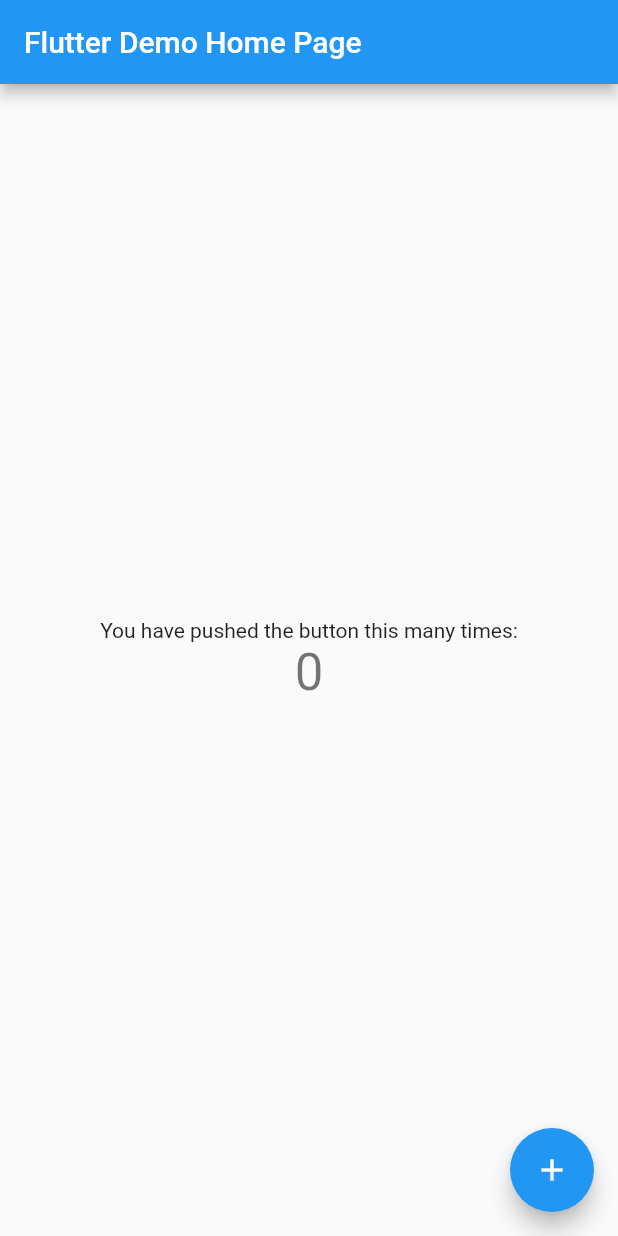
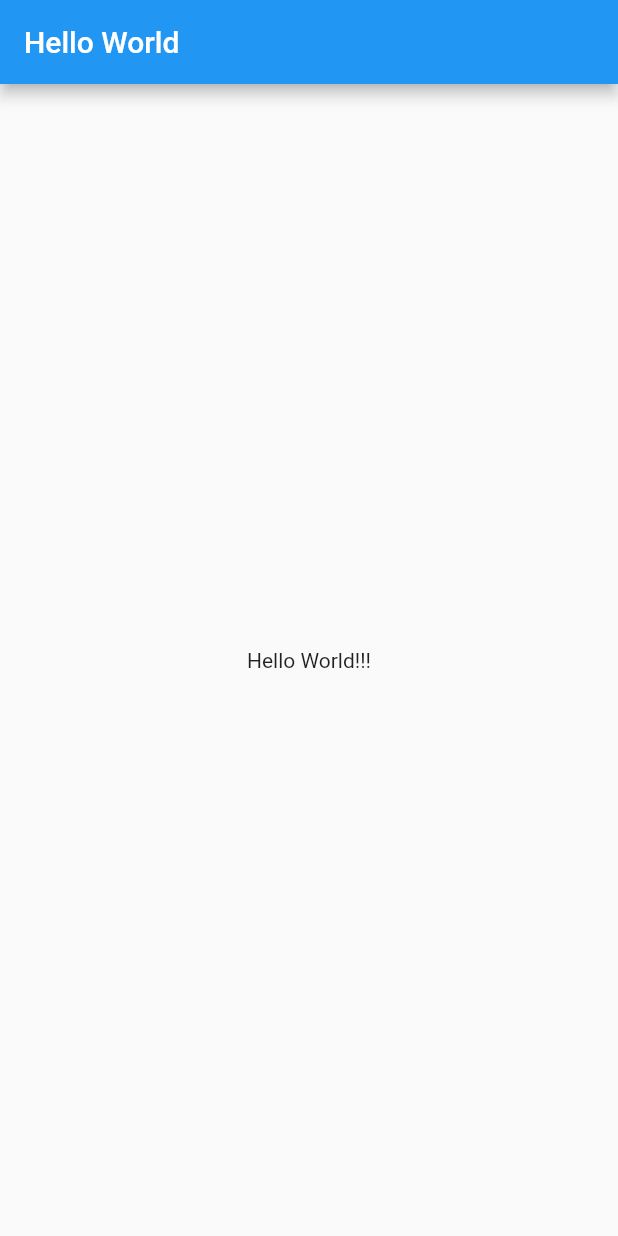
Before and after one commit to cristianoWarmling/flutter-skeleton, a Flutter app: the screen it shows after launch, on a phone screen of 412 x 824 dp. Run offline on Flutter 3.47's test engine with Material 2 defaults, Android fonts, the phone set to English and light mode, and no system bars.

Commit message:
Hello World screen

```diff
--- a/lib/main.dart
+++ b/lib/main.dart
@@ -1,111 +1,15 @@
 import 'package:flutter/material.dart';
+import 'package:flutter_skeleton/routes.dart';
 
-void main() => runApp(MyApp());
-
-class MyApp extends StatelessWidget {
-  // This widget is the root of your application.
-  @override
-  Widget build(BuildContext context) {
-    return MaterialApp(
-      title: 'Flutter Demo',
+void main() {
+  runApp(
+    MaterialApp(
+      title: 'Flutter Skeleton',
       theme: ThemeData(
-        // This is the theme of your application.
-        //
-        // Try running your application with "flutter run". You'll see the
-        // application has a blue toolbar. Then, without quitting the app, try
-        // changing the primarySwatch below to Colors.green and then invoke
-        // "hot reload" (press "r" in the console where you ran "flutter run",
-        // or simply save your changes to "hot reload" in a Flutter IDE).
-        // Notice that the counter didn't reset back to zero; the application
-        // is not restarted.
         primarySwatch: Colors.blue,
       ),
-      home: MyHomePage(title: 'Flutter Demo Home Page'),
-    );
-  }
+      routes: RoutesProvider.routes,
+      initialRoute: "/",
+    ),
+  );
 }
-
-class MyHomePage extends StatefulWidget {
-  MyHomePage({Key key, this.title}) : super(key: key);
-
-  // This widget is the home page of your application. It is stateful, meaning
-  // that it has a State object (defined below) that contains fields that affect
-  // how it looks.
-
-  // This class is the configuration for the state. It holds the values (in this
-  // case the title) provided by the parent (in this case the App widget) and
-  // used by the build method of the State. Fields in a Widget subclass are
-  // always marked "final".
-
-  final String title;
-
-  @override
-  _MyHomePageState createState() => _MyHomePageState();
-}
-
-class _MyHomePageState extends State<MyHomePage> {
-  int _counter = 0;
-
-  void _incrementCounter() {
-    setState(() {
-      // This call to setState tells the Flutter framework that something has
-      // changed in this State, which causes it to rerun the build method below
-      // so that the display can reflect the updated values. If we changed
-      // _counter without calling setState(), then the build method would not be
-      // called again, and so nothing would appear to happen.
-      _counter++;
-    });
-  }
-
-  @override
-  Widget build(BuildContext context) {
-    // This method is rerun every time setState is called, for instance as done
-    // by the _incrementCounter method above.
-    //
-    // The Flutter framework has been optimized to make rerunning build methods
-    // fast, so that you can just rebuild anything that needs updating rather
-    // than having to individually change instances of widgets.
-    return Scaffold(
-      appBar: AppBar(
-        // Here we take the value from the MyHomePage object that was created by
-        // the App.build method, and use it to set our appbar title.
-        title: Text(widget.title),
-      ),
-      body: Center(
-        // Center is a layout widget. It takes a single child and positions it
-        // in the middle of the parent.
-        child: Column(
-          // Column is also a layout widget. It takes a list of children and
-          // arranges them vertically. By default, it sizes itself to fit its
-          // children horizontally, and tries to be as tall as its parent.
-          //
-          // Invoke "debug painting" (press "p" in the console, choose the
-          // "Toggle Debug Paint" action from the Flutter Inspector in Android
-          // Studio, or the "Toggle Debug Paint" command in Visual Studio Code)
-          // to see the wireframe for each widget.
-          //
-          // Column has various properties to control how it sizes itself and
-          // how it positions its children. Here we use mainAxisAlignment to
-          // center the children vertically; the main axis here is the vertical
-          // axis because Columns are vertical (the cross axis would be
-          // horizontal).
-          mainAxisAlignment: MainAxisAlignment.center,
-          children: <Widget>[
-            Text(
-              'You have pushed the button this many times:',
-            ),
-            Text(
-              '$_counter',
-              style: Theme.of(context).textTheme.display1,
-            ),
-          ],
-        ),
-      ),
-      floatingActionButton: FloatingActionButton(
-        onPressed: _incrementCounter,
-        tooltip: 'Increment',
-        child: Icon(Icons.add),
-      ), // This trailing comma makes auto-formatting nicer for build methods.
-    );
-  }
-}
--- a/lib/routes.dart
+++ b/lib/routes.dart
@@ -0,0 +1,10 @@
+import 'package:flutter/material.dart';
+import 'package:flutter_skeleton/screens/hello_world/hello_world.dart';
+
+class RoutesProvider {
+  static final routes = <String, WidgetBuilder>{
+    "/": (BuildContext context) => new HelloWorld(),
+  };
+
+
+}
--- /dev/null
+++ b/lib/screens/hello_world/hello_world.dart
@@ -0,0 +1,17 @@
+import 'package:flutter/material.dart';
+
+class HelloWorld extends StatelessWidget {
+  @override
+  Widget build(BuildContext context) {
+    return new Scaffold(
+      appBar: new AppBar(
+        title: new Text("Hello World"),
+      ),
+      body: new Container(
+        child: new Center(
+          child: new Text("Hello World!!!"),
+        ),
+      ),
+    );
+  }
+}
```
